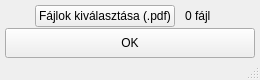
Above: pdf-linkifier-v2.ui from csongorszasz/PDFLinkifier before the change. Below: the same form after it.
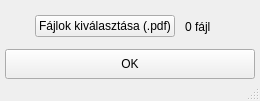
That is the form after the change.

Commit message:
[Feature] Add instructions for usage
#7 #12

```diff
--- a/pdf-linkifier-v2.ui
+++ b/pdf-linkifier-v2.ui
@@ -10,7 +10,7 @@
     <x>0</x>
     <y>0</y>
     <width>260</width>
-    <height>80</height>
+    <height>101</height>
    </rect>
   </property>
   <property name="sizePolicy">
@@ -22,13 +22,13 @@
   <property name="minimumSize">
    <size>
     <width>260</width>
-    <height>80</height>
+    <height>101</height>
    </size>
   </property>
   <property name="maximumSize">
    <size>
-    <width>260</width>
-    <height>80</height>
+    <width>266</width>
+    <height>101</height>
    </size>
   </property>
   <property name="focusPolicy">
```
Left out of the diff: 24 changed lines with no effect on the pictures. The commit also changes 1 other file.
